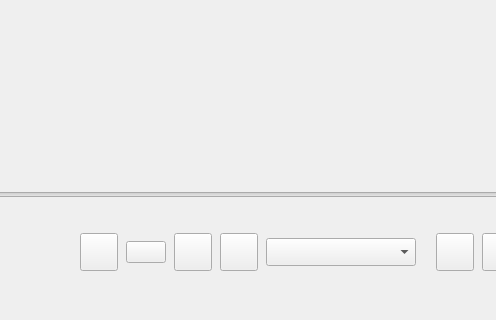
gong1-1989/MusicVideoPlayer, file src/ui/MainWindow.ui: the form before one commit; both pictures show x 544 to 1040 and y 380 to 700 of the 1280 by 700 pixel window.
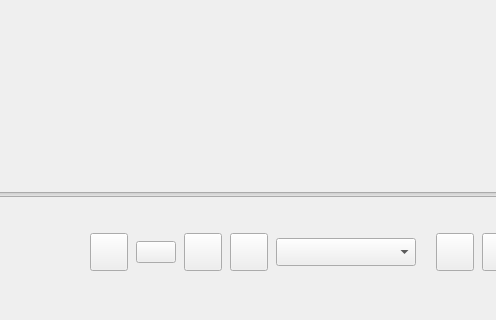
The form after the commit. Custom widgets are drawn as their Qt base class.

Patch:
```diff
--- a/src/ui/MainWindow.ui
+++ b/src/ui/MainWindow.ui
@@ -489,6 +489,24 @@
              </item>
              <item>
               <widget class="QWidget" name="bitrateBar" native="false">
+               <property name="minimumSize">
+                <size>
+                 <width>140</width>
+                 <height>28</height>
+                </size>
+               </property>
+               <property name="maximumSize">
+                <size>
+                 <width>230</width>
+                 <height>28</height>
+                </size>
+               </property>
+               <property name="sizePolicy">
+                <sizepolicy hsizetype="Expanding" vsizetype="Fixed">
+                 <horstretch>0</horstretch>
+                 <verstretch>0</verstretch>
+                </sizepolicy>
+               </property>
                <layout class="QHBoxLayout" name="layout_bitrate">
                 <property name="spacing">
                  <number>0</number>
@@ -509,7 +527,7 @@
                  <widget class="QComboBox" name="combo_bitrate">
                   <property name="minimumSize">
                    <size>
-                    <width>150</width>
+                    <width>120</width>
                     <height>28</height>
                    </size>
                   </property>
```
